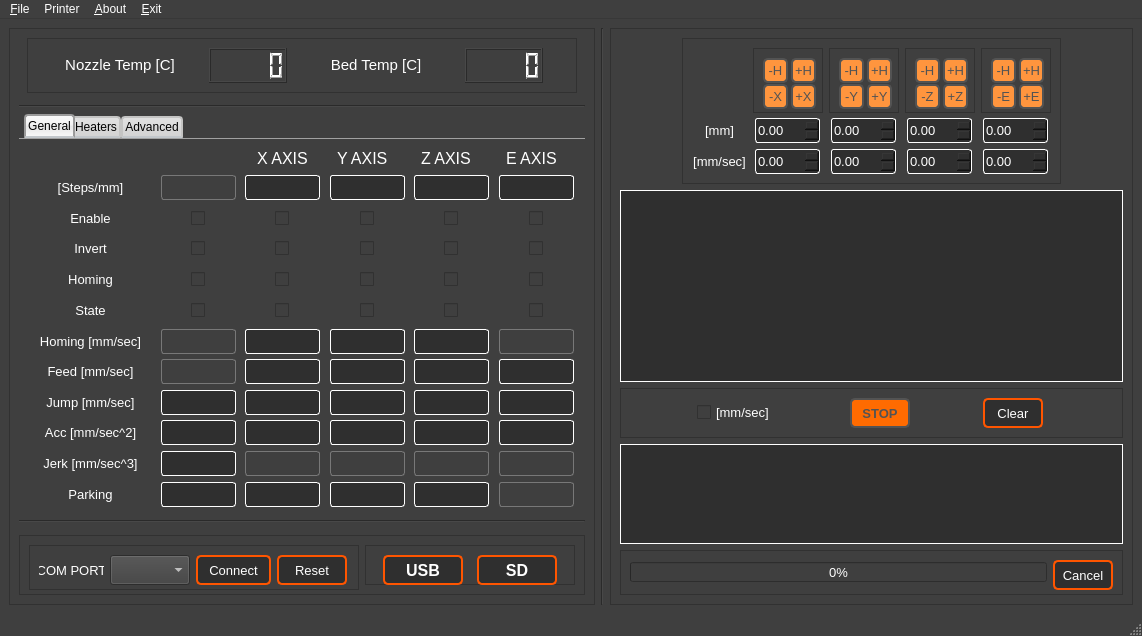
The window that Host/mainwindow_design.ui (PanagiotisMenounos/3DHex) describes before a commit, drawn with Qt 5.
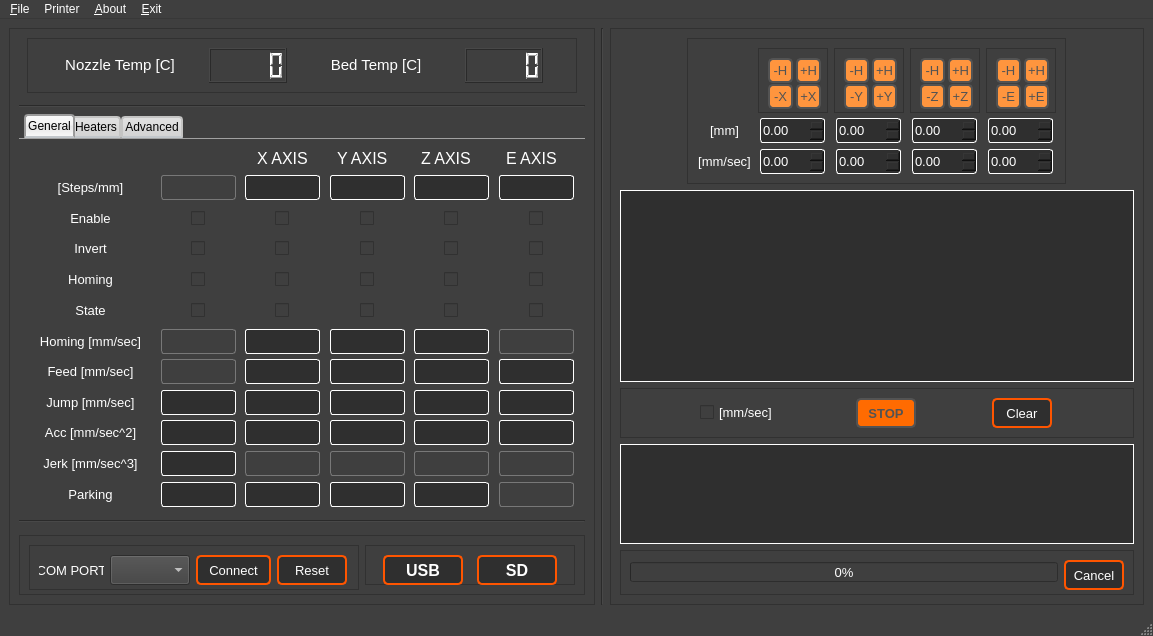
The same window after the commit.

Patch:
```diff
--- a/Host/mainwindow_design.ui
+++ b/Host/mainwindow_design.ui
@@ -6,7 +6,7 @@
    <rect>
     <x>0</x>
     <y>0</y>
-    <width>1142</width>
+    <width>1153</width>
     <height>636</height>
    </rect>
   </property>
@@ -6833,7 +6833,7 @@
     <rect>
      <x>0</x>
      <y>0</y>
-     <width>1142</width>
+     <width>1153</width>
      <height>21</height>
     </rect>
    </property>
```
Left out of the diff: 76 changed lines with no effect on the pictures.
